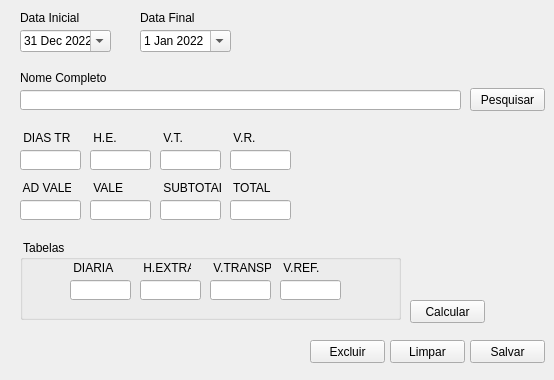
Old version of the form frms/frm_registros.ui in the repository luissantananet/cadastro_colaborador.
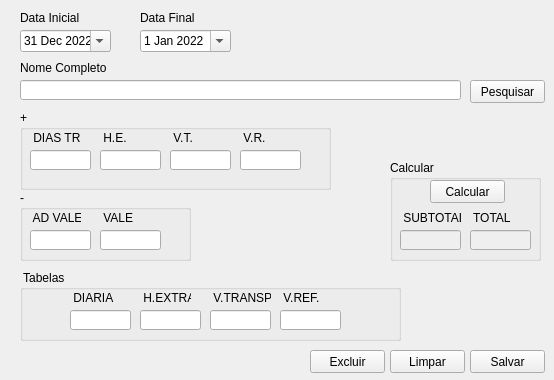
New version of the form.

Diff of the .ui file:
```diff
--- a/frms/frm_registros.ui
+++ b/frms/frm_registros.ui
@@ -30,7 +30,7 @@
     <property name="geometry">
      <rect>
       <x>20</x>
-      <y>90</y>
+      <y>80</y>
       <width>441</width>
       <height>20</height>
      </rect>
@@ -40,7 +40,7 @@
     <property name="geometry">
      <rect>
       <x>470</x>
-      <y>88</y>
+      <y>80</y>
       <width>75</width>
       <height>23</height>
      </rect>
@@ -49,16 +49,6 @@
      <string>Pesquisar</string>
     </property>
    </widget>
-   <widget class="QLineEdit" name="edt_dias">
-    <property name="geometry">
-     <rect>
-      <x>20</x>
-      <y>150</y>
-      <width>61</width>
-      <height>20</height>
-     </rect>
-    </property>
-   </widget>
    <widget class="QLabel" name="label">
     <property name="geometry">
      <rect>
@@ -159,187 +149,13 @@
      <string>Data Final</string>
     </property>
    </widget>
-   <widget class="QLabel" name="label_3">
-    <property name="geometry">
-     <rect>
-      <x>20</x>
-      <y>130</y>
-      <width>61</width>
-      <height>16</height>
-     </rect>
-    </property>
-    <property name="text">
-     <string> DIAS TR</string>
-    </property>
-   </widget>
-   <widget class="QLineEdit" name="edt_he">
-    <property name="geometry">
-     <rect>
-      <x>90</x>
-      <y>150</y>
-      <width>61</width>
-      <height>20</height>
-     </rect>
-    </property>
-   </widget>
-   <widget class="QLabel" name="label_4">
-    <property name="geometry">
-     <rect>
-      <x>90</x>
-      <y>130</y>
-      <width>51</width>
-      <height>16</height>
-     </rect>
-    </property>
-    <property name="text">
-     <string> H.E.</string>
-    </property>
-   </widget>
-   <widget class="QLineEdit" name="edt_vt">
-    <property name="geometry">
-     <rect>
-      <x>160</x>
-      <y>150</y>
-      <width>61</width>
-      <height>20</height>
-     </rect>
-    </property>
-   </widget>
-   <widget class="QLabel" name="label_5">
-    <property name="geometry">
-     <rect>
-      <x>160</x>
-      <y>130</y>
-      <width>51</width>
-      <height>16</height>
-     </rect>
-    </property>
-    <property name="text">
-     <string> V.T.</string>
-    </property>
-   </widget>
-   <widget class="QLineEdit" name="edt_vr">
-    <property name="geometry">
-     <rect>
-      <x>230</x>
-      <y>150</y>
-      <width>61</width>
-      <height>20</height>
-     </rect>
-    </property>
-   </widget>
-   <widget class="QLabel" name="label_6">
-    <property name="geometry">
-     <rect>
-      <x>230</x>
-      <y>130</y>
-      <width>51</width>
-      <height>16</height>
-     </rect>
-    </property>
-    <property name="text">
-     <string> V.R.</string>
-    </property>
-   </widget>
-   <widget class="QLineEdit" name="edt_advale">
-    <property name="geometry">
-     <rect>
-      <x>20</x>
-      <y>200</y>
-      <width>61</width>
-      <height>20</height>
-     </rect>
-    </property>
-   </widget>
-   <widget class="QLabel" name="label_8">
-    <property name="geometry">
-     <rect>
-      <x>20</x>
-      <y>180</y>
-      <width>51</width>
-      <height>16</height>
-     </rect>
-    </property>
-    <property name="text">
-     <string> AD VALE</string>
-    </property>
-   </widget>
-   <widget class="QLineEdit" name="edt_vale">
-    <property name="geometry">
-     <rect>
-      <x>90</x>
-      <y>200</y>
-      <width>61</width>
-      <height>20</height>
-     </rect>
-    </property>
-   </widget>
-   <widget class="QLabel" name="label_9">
-    <property name="geometry">
-     <rect>
-      <x>90</x>
-      <y>180</y>
-      <width>61</width>
-      <height>16</height>
-     </rect>
-    </property>
-    <property name="text">
-     <string> VALE</string>
-    </property>
-   </widget>
-   <widget class="QLineEdit" name="edt_subtotal">
-    <property name="geometry">
-     <rect>
-      <x>160</x>
-      <y>200</y>
-      <width>61</width>
-      <height>20</height>
-     </rect>
-    </property>
-   </widget>
-   <widget class="QLabel" name="label_10">
-    <property name="geometry">
-     <rect>
-      <x>160</x>
-      <y>180</y>
-      <width>61</width>
-      <height>16</height>
-     </rect>
-    </property>
-    <property name="text">
-     <string> SUBTOTAL</string>
-    </property>
-   </widget>
-   <widget class="QLineEdit" name="edt_total">
-    <property name="geometry">
-     <rect>
-      <x>230</x>
-      <y>200</y>
-      <width>61</width>
-      <height>20</height>
-     </rect>
-    </property>
-   </widget>
-   <widget class="QLabel" name="label_11">
-    <property name="geometry">
-     <rect>
-      <x>230</x>
-      <y>180</y>
-      <width>61</width>
-      <height>16</height>
-     </rect>
-    </property>
-    <property name="text">
-     <string> TOTAL</string>
-    </property>
-   </widget>
    <widget class="QGroupBox" name="groupBox">
     <property name="geometry">
      <rect>
       <x>20</x>
-      <y>240</y>
+      <y>270</y>
       <width>381</width>
-      <height>80</height>
+      <height>71</height>
      </rect>
     </property>
     <property name="title">
@@ -442,7 +258,7 @@
     <property name="geometry">
      <rect>
       <x>390</x>
-      <y>340</y>
+      <y>350</y>
       <width>75</width>
       <height>23</height>
      </rect>
@@ -455,7 +271,7 @@
     <property name="geometry">
      <rect>
       <x>470</x>
-      <y>340</y>
+      <y>350</y>
       <width>75</width>
       <height>23</height>
      </rect>
@@ -468,7 +284,7 @@
     <property name="geometry">
      <rect>
       <x>310</x>
-      <y>340</y>
+      <y>350</y>
       <width>75</width>
       <height>23</height>
      </rect>
@@ -481,7 +297,7 @@
     <property name="geometry">
      <rect>
       <x>20</x>
-      <y>70</y>
+      <y>60</y>
       <width>91</width>
       <height>16</height>
      </rect>
@@ -490,18 +306,247 @@
      <string>Nome Completo</string>
     </property>
    </widget>
-   <widget class="QPushButton" name="btn_calcular">
+   <widget class="QGroupBox" name="groupBox_2">
     <property name="geometry">
      <rect>
-      <x>410</x>
-      <y>300</y>
-      <width>75</width>
-      <height>23</height>
+      <x>20</x>
+      <y>190</y>
+      <width>171</width>
+      <height>71</height>
      </rect>
     </property>
-    <property name="text">
+    <property name="title">
+     <string>-</string>
+    </property>
+    <widget class="QLineEdit" name="edt_vale">
+     <property name="geometry">
+      <rect>
+       <x>80</x>
+       <y>40</y>
+       <width>61</width>
+       <height>20</height>
+      </rect>
+     </property>
+    </widget>
+    <widget class="QLabel" name="label_8">
+     <property name="geometry">
+      <rect>
+       <x>10</x>
+       <y>20</y>
+       <width>51</width>
+       <height>16</height>
+      </rect>
+     </property>
+     <property name="text">
+      <string> AD VALE</string>
+     </property>
+    </widget>
+    <widget class="QLabel" name="label_9">
+     <property name="geometry">
+      <rect>
+       <x>80</x>
+       <y>20</y>
+       <width>61</width>
+       <height>16</height>
+      </rect>
+     </property>
+     <property name="text">
+      <string> VALE</string>
+     </property>
+    </widget>
+    <widget class="QLineEdit" name="edt_advale">
+     <property name="geometry">
+      <rect>
+       <x>10</x>
+       <y>40</y>
+       <width>61</width>
+       <height>20</height>
+      </rect>
+     </property>
+    </widget>
+   </widget>
+   <widget class="QGroupBox" name="groupBox_3">
+    <property name="geometry">
+     <rect>
+      <x>20</x>
+      <y>110</y>
+      <width>311</width>
+      <height>80</height>
+     </rect>
+    </property>
+    <property name="title">
+     <string>+</string>
+    </property>
+    <widget class="QLabel" name="label_6">
+     <property name="geometry">
+      <rect>
+       <x>220</x>
+       <y>20</y>
+       <width>51</width>
+       <height>16</height>
+      </rect>
+     </property>
+     <property name="text">
+      <string> V.R.</string>
+     </property>
+    </widget>
+    <widget class="QLineEdit" name="edt_dias">
+     <property name="geometry">
+      <rect>
+       <x>10</x>
+       <y>40</y>
+       <width>61</width>
+       <height>20</height>
+      </rect>
+     </property>
+    </widget>
+    <widget class="QLineEdit" name="edt_vt">
+     <property name="geometry">
+      <rect>
+       <x>150</x>
+       <y>40</y>
+       <width>61</width>
+       <height>20</height>
+      </rect>
+     </property>
+    </widget>
+    <widget class="QLineEdit" name="edt_vr">
+     <property name="geometry">
+      <rect>
+       <x>220</x>
+       <y>40</y>
+       <width>61</width>
+       <height>20</height>
+      </rect>
+     </property>
+    </widget>
+    <widget class="QLabel" name="label_4">
+     <property name="geometry">
+      <rect>
+       <x>80</x>
+       <y>20</y>
+       <width>51</width>
+       <height>16</height>
+      </rect>
+     </property>
+     <property name="text">
+      <string> H.E.</string>
+     </property>
+    </widget>
+    <widget class="QLineEdit" name="edt_he">
+     <property name="geometry">
+      <rect>
+       <x>80</x>
+       <y>40</y>
+       <width>61</width>
+       <height>20</height>
+      </rect>
+     </property>
+    </widget>
+    <widget class="QLabel" name="label_3">
+     <property name="geometry">
+      <rect>
+       <x>10</x>
+       <y>20</y>
+       <width>61</width>
+       <height>16</height>
+      </rect>
+     </property>
+     <property name="text">
+      <string> DIAS TR</string>
+     </property>
+    </widget>
+    <widget class="QLabel" name="label_5">
+     <property name="geometry">
+      <rect>
+       <x>150</x>
+       <y>20</y>
+       <width>51</width>
+       <height>16</height>
+      </rect>
+     </property>
+     <property name="text">
+      <string> V.T.</string>
+     </property>
+    </widget>
+   </widget>
+   <widget class="QGroupBox" name="groupBox_4">
+    <property name="geometry">
+     <rect>
+      <x>390</x>
+      <y>160</y>
+      <width>151</width>
+      <height>101</height>
+     </rect>
+    </property>
+    <property name="title">
      <string>Calcular</string>
     </property>
+    <widget class="QLineEdit" name="edt_total">
+     <property name="enabled">
+      <bool>false</bool>
+     </property>
+     <property name="geometry">
+      <rect>
+       <x>80</x>
+       <y>70</y>
+       <width>61</width>
+       <height>20</height>
+      </rect>
+     </property>
+    </widget>
+    <widget class="QLabel" name="label_11">
+     <property name="geometry">
+      <rect>
+       <x>80</x>
+       <y>50</y>
+       <width>61</width>
+       <height>16</height>
+      </rect>
+     </property>
+     <property name="text">
+      <string> TOTAL</string>
+     </property>
+    </widget>
+    <widget class="QLineEdit" name="edt_subtotal">
+     <property name="enabled">
+      <bool>false</bool>
+     </property>
+     <property name="geometry">
+      <rect>
+       <x>10</x>
+       <y>70</y>
+       <width>61</width>
+       <height>20</height>
+      </rect>
+     </property>
+    </widget>
+    <widget class="QLabel" name="label_10">
+     <property name="geometry">
+      <rect>
+       <x>10</x>
+       <y>50</y>
+       <width>61</width>
+       <height>16</height>
+      </rect>
+     </property>
+     <property name="text">
+      <string> SUBTOTAL</string>
+     </property>
+    </widget>
+    <widget class="QPushButton" name="btn_calcular">
+     <property name="geometry">
+      <rect>
+       <x>40</x>
+       <y>20</y>
+       <width>75</width>
+       <height>23</height>
+      </rect>
+     </property>
+     <property name="text">
+      <string>Calcular</string>
+     </property>
+    </widget>
    </widget>
    <zorder>edt_nome</zorder>
    <zorder>btn_pesquisar</zorder>
```
Left out of the diff: 48 changed lines with no effect on the pictures.
